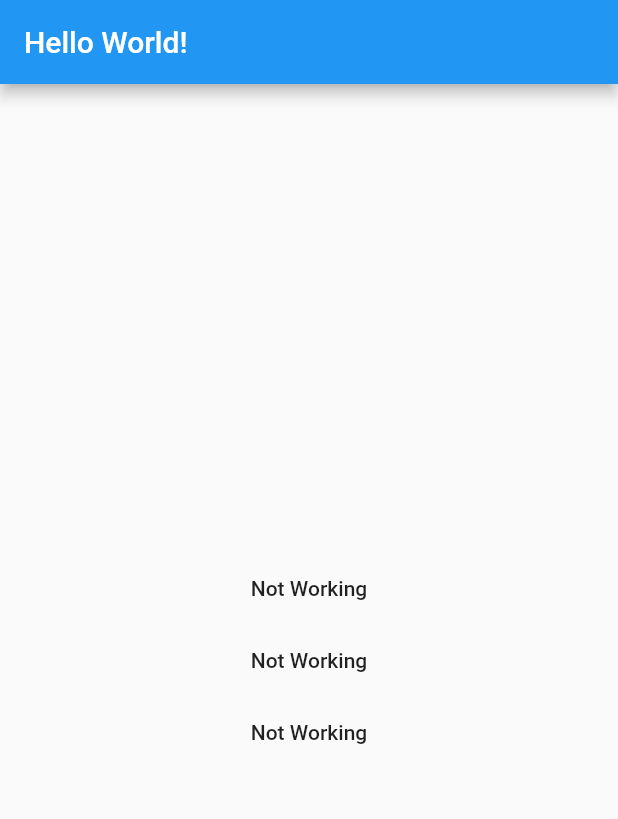
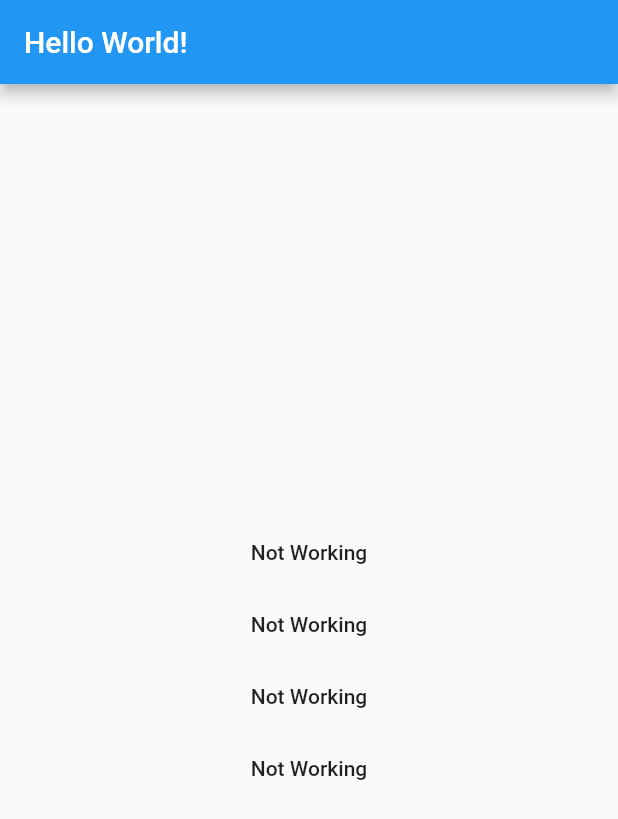
Before and after one commit to applanga/applanga_flutter, a Flutter app: the screen it shows after launch, on a phone screen of 412 x 824 dp. Shown: the top 819 px of the screen. Run offline on Flutter 3.47's test engine with Material 2 defaults, Android fonts, the phone set to English and light mode, and no system bars.

Commit message:
programmatic screenshots ready for testing

```diff
--- a/example/lib/localisations.dart
+++ b/example/lib/localisations.dart
@@ -36,7 +36,8 @@ class ApplangaLocalizations {
       'hello_world': 'Hello World!',
       'showScreenShotMenu': 'Not Working',
       'hideScreenShotMenu': 'Not Working',
-      'draftModeLabel': 'Not Working'
+      'draftModeLabel': 'Not Working',
+      'takeProgramaticScreenshot': 'Not Working'
     },
     'es': {
       'title': 'Titulo',
--- a/example/lib/main.dart
+++ b/example/lib/main.dart
@@ -86,7 +86,17 @@ class DemoAppState extends State<DemoApp>{
                   ApplangaLocalizations.of(context).get("hideScreenShotMenu")
               ),
 
+            ),
+            FlatButton(
+              onPressed: () {
+                ApplangaFlutter.captureScreenshotWithTag("test_ios");
+              },
+              child: Text(
+                  ApplangaLocalizations.of(context).get("takeProgramaticScreenshot")
+              ),
+
             )
+
           ],
         ),
       ),
--- a/lib/applanga_flutter.dart
+++ b/lib/applanga_flutter.dart
@@ -26,6 +26,12 @@ class ApplangaFlutter {
 
   static Future<void> showDraftModeDialog() async {
     await _channel.invokeMethod('showDraftModeDialog');
+  }
+
+  static Future<void> captureScreenshotWithTag(String tag) async {
+    await _channel.invokeMethod('takeScreenshotWithTag',<String, dynamic>{
+      'tag': tag,
+    });
   }
 
   static Future<Map<String, Map<String,String>>> localizeMap(Map<String, Map<String,String>> map) async {
```
Also changed, not shown: 2 other files.
